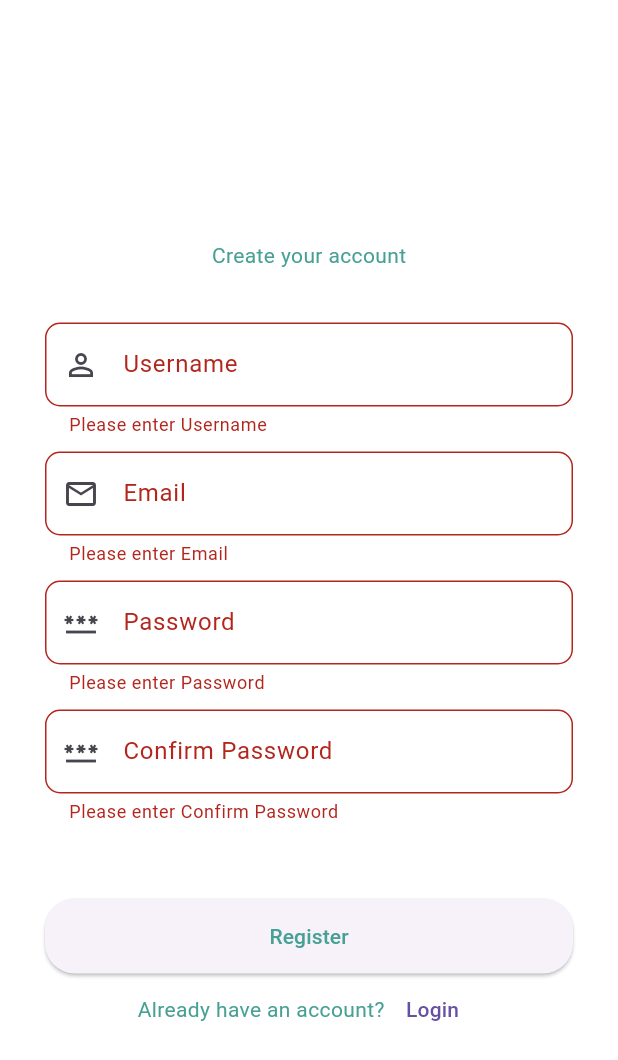
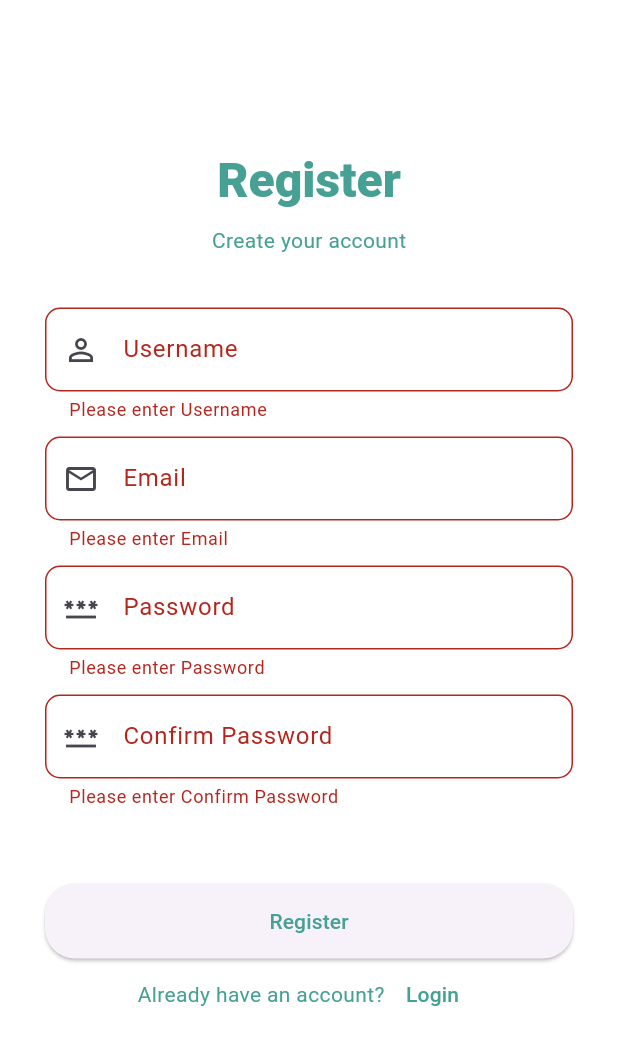
Before and after one commit to Cizal19/product_catalog, a Flutter app: the screen it shows after launch, after a tap on "Login", after a tap on "Signup", after a tap on "Register", on a phone screen of 412 x 824 dp. Shown: the top 1060 px of the screen. Run offline on Flutter 3.47's test engine with Material 3 defaults, Android fonts, the phone set to English and light mode, and no system bars; our stand-ins replace carousel_slider, fluttertoast; network calls fail.

Commit message:
made changes

```diff
--- a/lib/Screens/LoginPage.dart
+++ b/lib/Screens/LoginPage.dart
@@ -103,7 +103,7 @@ class _LoginPageState extends State<LoginPage> {
               const SizedBox(height: 150),
               Text(
                 "Welcome back",
-                style: Theme.of(context).primaryTextTheme.headlineLarge,
+                style: Theme.of(context).textTheme.headlineLarge,
               ),
               const SizedBox(height: 10),
               Text(
@@ -175,7 +175,10 @@ class _LoginPageState extends State<LoginPage> {
                         return;
                       }
                     },
-                    child: const Text("Login"),
+                    child: Text(
+                      "Login",
+                      style: Theme.of(context).textTheme.bodyMedium,
+                    ),
                   ),
                   Row(
                     mainAxisAlignment: MainAxisAlignment.center,
@@ -185,7 +188,10 @@ class _LoginPageState extends State<LoginPage> {
                         onPressed: () {
                           Navigator.popAndPushNamed(context, "/register");
                         },
-                        child: const Text("Signup"),
+                        child: Text(
+                          "Signup",
+                          style: Theme.of(context).textTheme.bodyMedium,
+                        ),
                       ),
                     ],
                   ),
--- a/lib/Screens/RegisterPage.dart
+++ b/lib/Screens/RegisterPage.dart
@@ -56,6 +56,15 @@ class _RegisterPageState extends State<RegisterPage> {
     );
   }
 
+  @override
+  void initState() {
+    super.initState();
+    successToast = FToast();
+    successToast?.init(context);
+    errorToast = FToast();
+    errorToast?.init(context);
+  }
+
   Future save() async {
     try {
       var res = await http.post(Uri.parse("http://localhost:8000/register"),
@@ -68,7 +77,7 @@ class _RegisterPageState extends State<RegisterPage> {
             'password': user.password,
             'confirmPassword': user.confirmPassword
           });
-      // print(res.body);
+      print(res.body);
       final decodedResponse = json.decode(res.body);
       if (res.statusCode == 201) {
         // The request was successful (status code 200)
@@ -97,7 +106,7 @@ class _RegisterPageState extends State<RegisterPage> {
               const SizedBox(height: 100),
               Text(
                 "Register",
-                style: TextStyle(color: Colors.white, fontSize: 35.0),
+                style: Theme.of(context).textTheme.headlineLarge,
               ),
               const SizedBox(height: 10),
               Text(
@@ -206,8 +215,17 @@ class _RegisterPageState extends State<RegisterPage> {
                     enabledBorder: OutlineInputBorder(
                       borderRadius: BorderRadius.circular(10),
                     ),
-                ),
-              ),
+                  )),
+              // Column(
+              //   crossAxisAlignment: CrossAxisAlignment.start,
+              //   children: [
+              //     SizedBox(height: 8), // Add some spacing
+              //     Text('- At least 8 characters'),
+              //     Text('- Special character'),
+              //     Text('- Number'),
+              //     Text('- Uppercase letter'),
+              //   ],
+              // ),
               const SizedBox(height: 50),
               Column(
                 children: [
@@ -220,10 +238,9 @@ class _RegisterPageState extends State<RegisterPage> {
                     ),
                     onPressed: () {
                       if (_formKey.currentState!.validate()) {
-                        print("ok");
                         save();
                       } else {
-                        print("not ok");
+                        return;
                       }
                     },
                     child: const Text(
@@ -240,6 +257,7 @@ class _RegisterPageState extends State<RegisterPage> {
                             Navigator.popAndPushNamed(context, "/"),
                         child: const Text(
                           "Login",
+                          style: TextStyle(color: Color(0xff46a094)),
                         ),
                       ),
                     ],
--- a/lib/main.dart
+++ b/lib/main.dart
@@ -16,11 +16,12 @@ void main() {
       "/category": (context) => const CategoryPage(),
     },
     theme: ThemeData(
-      primaryTextTheme: TextTheme(
+      textTheme: TextTheme(
+          bodyMedium: TextStyle(color: Color(0xff46a094)),
           headlineLarge: TextStyle(
-        color: Color(0xff46a094),
-      )),
-      textTheme: TextTheme(bodyMedium: TextStyle(color: Color(0xff46a094))),
+            color: Color(0xff46a094),
+            fontWeight: FontWeight.w900,
+          )),
       // textButtonTheme: TextButtonThemeData(style: ButtonStyle())
     ),
   ));
```
Also changed, not shown: 1 other file. Lines whose indentation alone changed are shown as unchanged.
